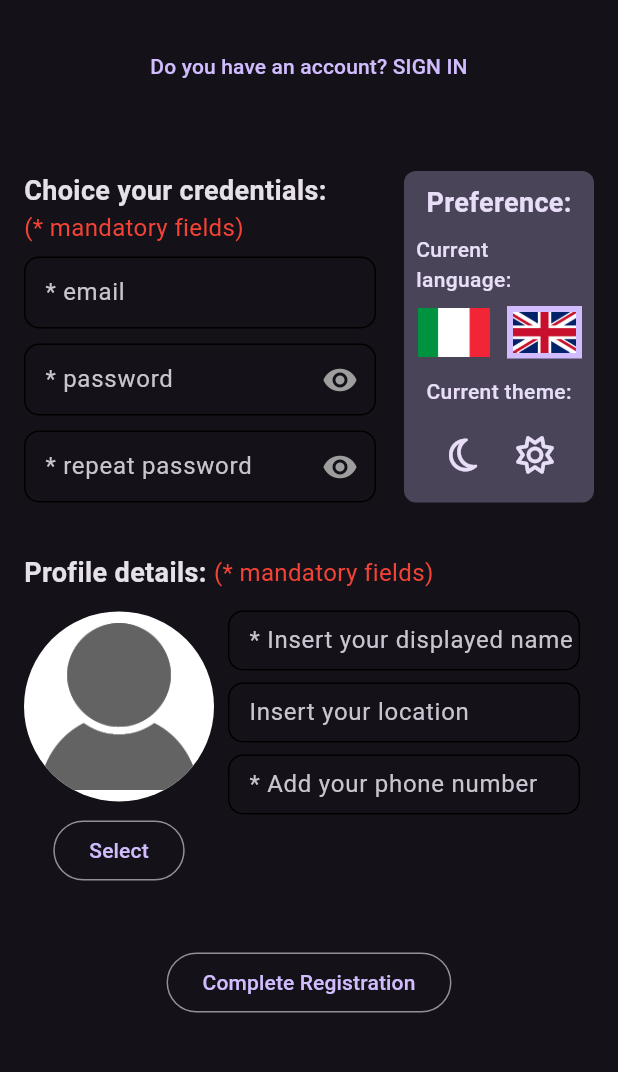
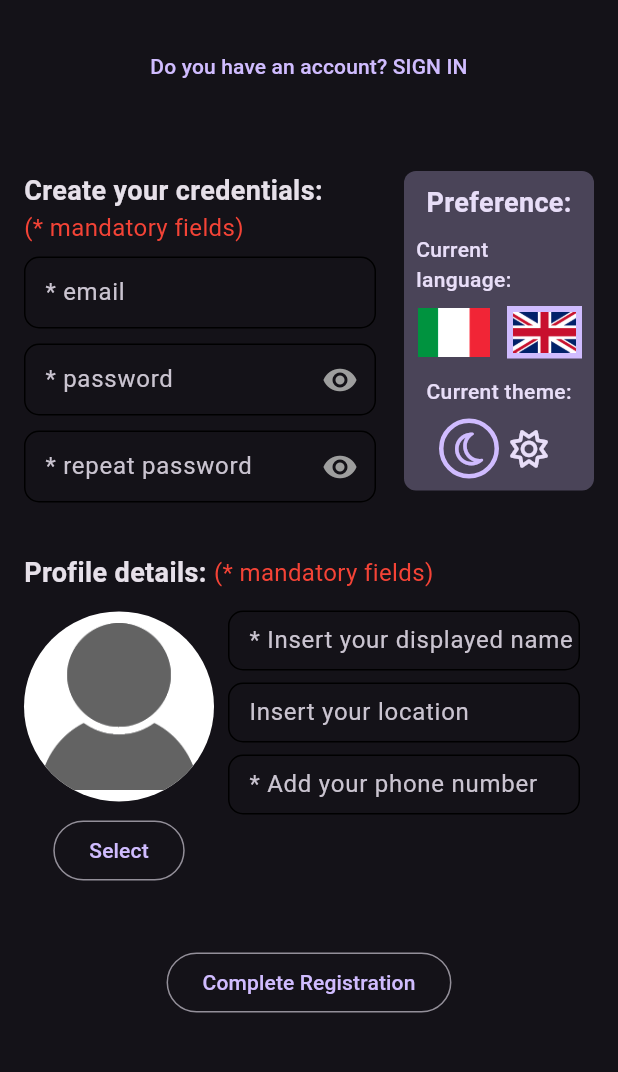
Before and after one commit to Ernesto-Rapisarda/community_share, a Flutter app: the screen it shows after launch, after a tap on an icon or button, on a phone screen of 412 x 824 dp, the part 159-1231 px from its top. Run offline on Flutter 3.47's test engine with Material 2 defaults, Android fonts, the phone set to English and light mode, and no system bars; our stand-ins replace cloud_firestore, emoji_picker_flutter, firebase_auth, firebase_core, firebase_storage, font_awesome_flutter and 4 more; missing offline and left inert: flutter_facebook_auth; accounts and stored records are empty; generated files the repository leaves out were written again; network calls fail.

Commit message:
fix login registration

```diff
--- a/lib/l10n/app_en.arb
+++ b/lib/l10n/app_en.arb
@@ -24,7 +24,7 @@
   "profileImage":" Profile Image:",
   "languageUsed":"Current language:",
   "currentTheme":"Current theme:",
-  "credential":"Choice your credentials: ",
+  "credential":"Create your credentials: ",
   "rightPass":"- Minimum 8 characters\n- at least 1 capital letter\n- at least 1 lowercase letter\n- at least 1 number\n- at least 1 special character !@#\\$\\&*~",
   "preference":"Preference:",
   "infoProfile":"Profile details: ",
@@ -41,6 +41,7 @@
     "barDonate":"DONATIONS",
     "barCommunities":"COMMUNITIES",
     "barMessageBox":"MESSAGES",
-    "barProfile":"PROFILE"
+    "barProfile":"PROFILE",
+    "recoverPassword":"Forgot your password? RECOVER"
 
 }
--- a/lib/l10n/app_it.arb
+++ b/lib/l10n/app_it.arb
@@ -17,7 +17,7 @@
   "profileImage":" Immagine profilo:",
   "languageUsed":"Lingua corrente:",
   "currentTheme":"Tema corrente:",
-  "credential":"Scegli le tue credenziali: ",
+  "credential":"Crea le tue credenziali: ",
   "rightPass":"- Minimo 8 caratteri\n- almeno 1 maiuscola\n- almeno 1 minuscola\n- almeno 1 numero\n- almeno 1 carattere speciale !@#\\$\\&*~",
   "preference":"Preferenze:",
   "infoProfile":"Dettagli profilo: ",
@@ -34,7 +34,9 @@
   "barDonate":"Donazioni",
   "barCommunities":"Comunità",
   "barMessageBox":"Messaggi",
-  "barProfile":"Profilo"
+  "barProfile":"Profilo",
+      "recoverPassword":"Dimenticato la tua password? RECUPERALA"
+
 
 
 
--- a/lib/view/login/login.dart
+++ b/lib/view/login/login.dart
@@ -129,6 +129,18 @@ class _AuthPageState extends State<AuthPage> {
                   signIn();
                 },
                 child: Text(AppLocalizations.of(context)!.signin)),
+            const SizedBox(height: 8,),
+            TextButton(
+              onPressed: () {
+                setState(() {
+                  //context.go('/login/registration', extra: true);
+                });
+              },
+              child: Text(
+                AppLocalizations.of(context)!.recoverPassword,
+                textAlign: TextAlign.center,
+              ),
+            ),
             TextButton(
               onPressed: () {
                 setState(() {
@@ -140,12 +152,13 @@ class _AuthPageState extends State<AuthPage> {
                 textAlign: TextAlign.center,
               ),
             ),
-            SocialButtonWidgets.socialButtonRect(
+
+/*            SocialButtonWidgets.socialButtonRect(
                 AppLocalizations.of(context)!.signInFacebook,
                 facebookColor,
                 FontAwesomeIcons.facebookF, onTap: () {
               signInWithFacebook();
-            }),
+            }),*/
             SocialButtonWidgets.socialButtonRect(
                 AppLocalizations.of(context)!.signInGmail,
                 googleColor,
--- a/lib/view/login/registration.dart
+++ b/lib/view/login/registration.dart
@@ -41,6 +41,9 @@ class _RegistrationState extends State<Registration> {
 
   bool _showImagePreview = false;
   XFile? imageFile;
+
+  late ThemeData currentTheme;
+  late bool isDarkTheme;
 
   final TextEditingController _fullName = TextEditingController();
   final TextEditingController _location = TextEditingController();
@@ -132,6 +135,9 @@ class _RegistrationState extends State<Registration> {
 
   @override
   Widget build(BuildContext context) {
+    currentTheme = Theme.of(context);
+    isDarkTheme = currentTheme.colorScheme.background == ThemeData.dark(useMaterial3: true).colorScheme.background;
+
     return Scaffold(
         body: SafeArea(
       child: SingleChildScrollView(
@@ -477,32 +483,68 @@ class _RegistrationState extends State<Registration> {
                             height: 8,
                           ),
                           Row(
+                            crossAxisAlignment: CrossAxisAlignment.center,
                             mainAxisAlignment: MainAxisAlignment.center,
                             children: [
-                              IconButton(
-                                  onPressed: () {
+                              Container(
+                                width: 40,
+                                height: 40,
+                                decoration: BoxDecoration(
+                                  shape: BoxShape.circle,
+                                  border: isDarkTheme
+                                      ? Border.all(
+                                      width: 3,
+                                      color: Theme.of(context)
+                                          .colorScheme
+                                          .primary)
+                                      : Border.all(color: Colors.transparent),
+                                ),
+                                child: InkWell(
+                                    onTap: () {
                                       MyApp.setTheme(context,
                                           ThemeData.dark(useMaterial3: true));
                                       _theme = 'dark';
                                     },
-                                  icon: FaIcon(
+                                    child: Center(
+                                      child: FaIcon(
                                         FontAwesomeIcons.moon,
                                         size: 25,
+                                        color: isDarkTheme
+                                            ? Theme.of(context).colorScheme.primary
+                                            : Theme.of(context).colorScheme.onSecondaryContainer,
+                                      ),
+                                    )),
+                              ),
+                              Container(
+                                width: 40,
+                                height: 40,
+                                decoration: BoxDecoration(
+                                  shape: BoxShape.circle,
+                                  border: !isDarkTheme
+                                      ? Border.all(
+                                      width: 3,
                                       color: Theme.of(context)
                                           .colorScheme
-                                        .onSecondaryContainer,
-                                  )),
-                              IconButton(
-                                  onPressed: () {
+                                          .primary)
+                                      : Border.all(color: Colors.transparent),
+                                ),
+                                child: InkWell(
+                                    onTap: () {
                                       MyApp.setTheme(context,
-                                        ThemeData.light(useMaterial3: true));
+                                          ThemeData(
+                                              useMaterial3: true,
+                                              colorScheme: ColorScheme.fromSeed(seedColor: Colors.lightBlue)
+                                          ));
                                       _theme = 'light';
                                     },
-                                  icon: FaIcon(FontAwesomeIcons.sun,
+                                    child: Center(
+                                      child: FaIcon(FontAwesomeIcons.sun,
                                           size: 25,
-                                      color: Theme.of(context)
-                                          .colorScheme
-                                          .onSecondaryContainer)),
+                                          color: !isDarkTheme
+                                              ? Theme.of(context).colorScheme.primary
+                                              : Theme.of(context).colorScheme.onSecondaryContainer,),
+                                    )),
+                              ),
                             ],
                           )
                         ],
--- a/lib/view/main_page.dart
+++ b/lib/view/main_page.dart
@@ -13,7 +13,6 @@ import 'package:google_nav_bar/google_nav_bar.dart';
 import 'package:provider/provider.dart';
 import 'package:flutter_gen/gen_l10n/app_localizations.dart';
 
-
 class MainPage extends StatefulWidget {
   const MainPage({super.key});
 
@@ -23,37 +22,36 @@ class MainPage extends StatefulWidget {
 
 class _MainPageState extends State<MainPage> {
   //final UserProvider _userProvider = UserProvider();
-  late bool _isLoading ;
+  late bool _isLoading;
+
   int _selectedIndex = 0;
   final List<Widget> _children = [Home()];
   String appBarTitle = 'HOME';
 
   @override
-  void initState(){
+  void initState() {
     super.initState();
     fetchUserData();
-
   }
 
-  void fetchUserData() async{
+  void fetchUserData() async {
     await UserService().initializeUser(context);
     setPreference();
-
   }
 
-  void setPreference(){
+  void setPreference() {
     ThemeData theme;
     Locale locale;
-    if(context.read<UserProvider>().userDetails.theme == 'light'){
-      theme = ThemeData.light(useMaterial3: true);
-    }
-    else{
+    if (context.read<UserProvider>().userDetails.theme == 'light') {
+      theme = ThemeData(
+          useMaterial3: true,
+          colorScheme: ColorScheme.fromSeed(seedColor: Colors.lightBlue));
+    } else {
       theme = ThemeData.dark(useMaterial3: true);
     }
-    if(context.read<UserProvider>().userDetails.language == 'it'){
+    if (context.read<UserProvider>().userDetails.language == 'it') {
       locale = const Locale('it');
-    }
-    else{
+    } else {
       locale = const Locale('en');
     }
     MyApp.setTheme(context, theme);
@@ -89,7 +87,8 @@ class _MainPageState extends State<MainPage> {
           appBarTitle = AppLocalizations.of(context)!.pageProfile;
           break;
         default:
-          appBarTitle = 'HOME';}
+          appBarTitle = AppLocalizations.of(context)!.pageHome;
+      }
     });
   }
 
@@ -98,9 +97,10 @@ class _MainPageState extends State<MainPage> {
     _isLoading = context.watch<UserProvider>().isLoading;
     if (!_isLoading) {
       return SafeArea(
-          child: Scaffold(appBar: AppBar(
-        title: Text(appBarTitle),
-      ),
+          child: Scaffold(
+        appBar: AppBar(
+          title: Text(appBarTitle),
+        ),
         body: _children.elementAt(_selectedIndex),
         bottomNavigationBar: Container(
           color: Theme.of(context).colorScheme.primary,
@@ -141,13 +141,9 @@ class _MainPageState extends State<MainPage> {
             ),
           ),
         ),
-
       ));
-    }
-    else{
+    } else {
       return CircularLoadingIndicator.circularInd(context);
     }
   }
-
-
 }
```
Lines whose indentation alone changed are shown as unchanged.
